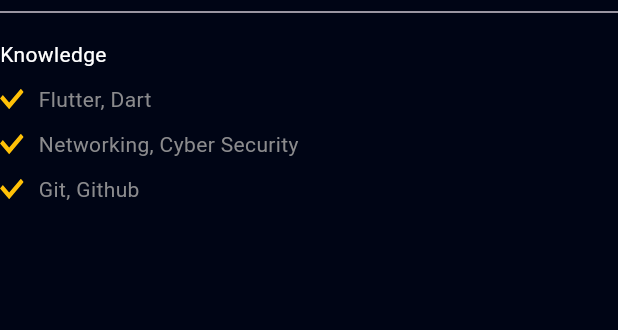
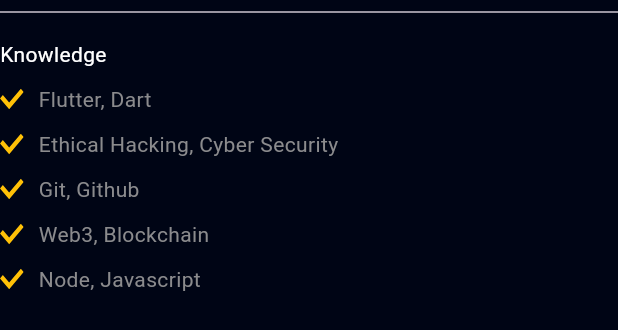
Before and after one commit to Sixtus6/Portfolio, a Flutter app: the Knowledges widget shown alone on an empty page, opened directly, on a phone screen of 412 x 824 dp. Shown: the top 330 px of the screen. Run offline on Flutter 3.47's test engine with Material 2 defaults, Android fonts, the phone set to English and light mode, and no system bars; our stand-ins replace flutter_svg, font_awesome_flutter, get, google_fonts, photo_view; network calls fail.

Commit message:
completed screens

```diff
--- a/lib/view/main/components/drawer/knowledges.dart
+++ b/lib/view/main/components/drawer/knowledges.dart
@@ -13,13 +13,17 @@ class Knowledges extends StatelessWidget {
         Divider(),
         Padding(
           padding: EdgeInsets.symmetric(vertical: 10),
-          child: Text('Knowledge',style: TextStyle(color: Colors.white),),
+          child: Text(
+            'Knowledge',
+            style: TextStyle(color: Colors.white),
+          ),
         ),
         KnowledgeText(knowledge: 'Flutter, Dart'),
-        KnowledgeText(knowledge: 'Networking, Cyber Security'),
+        KnowledgeText(knowledge: 'Ethical Hacking, Cyber Security'),
         KnowledgeText(knowledge: 'Git, Github'),
+        KnowledgeText(knowledge: 'Web3, Blockchain'),
+        KnowledgeText(knowledge: 'Node, Javascript'),
       ],
     );
   }
-
 }
```
